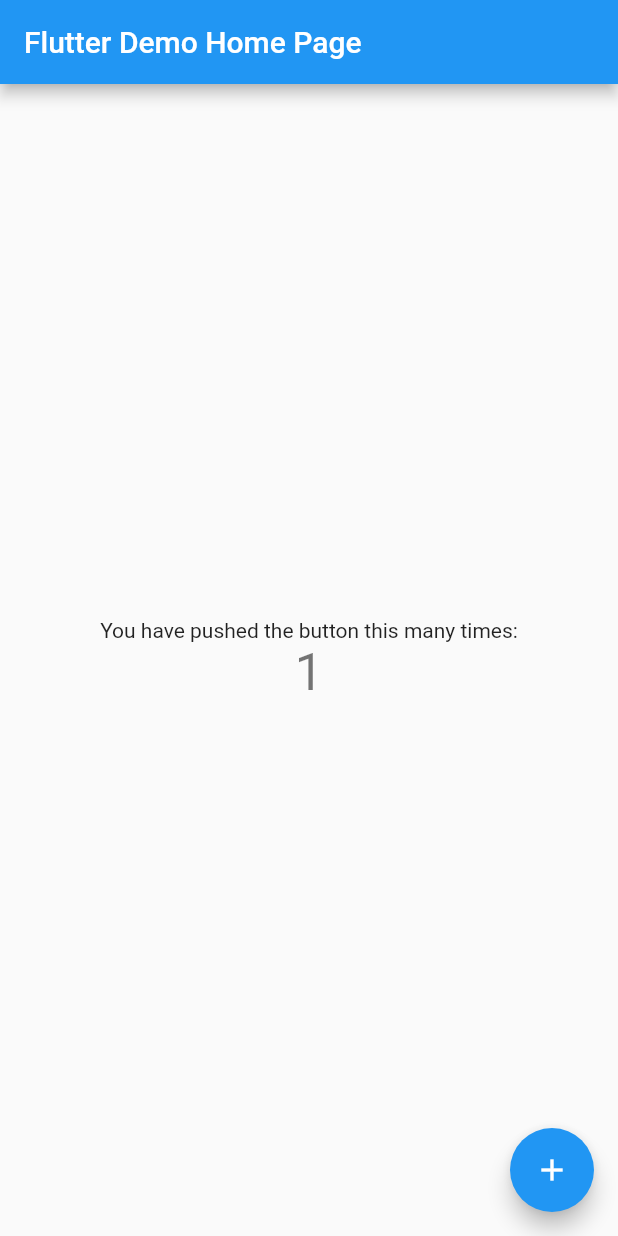
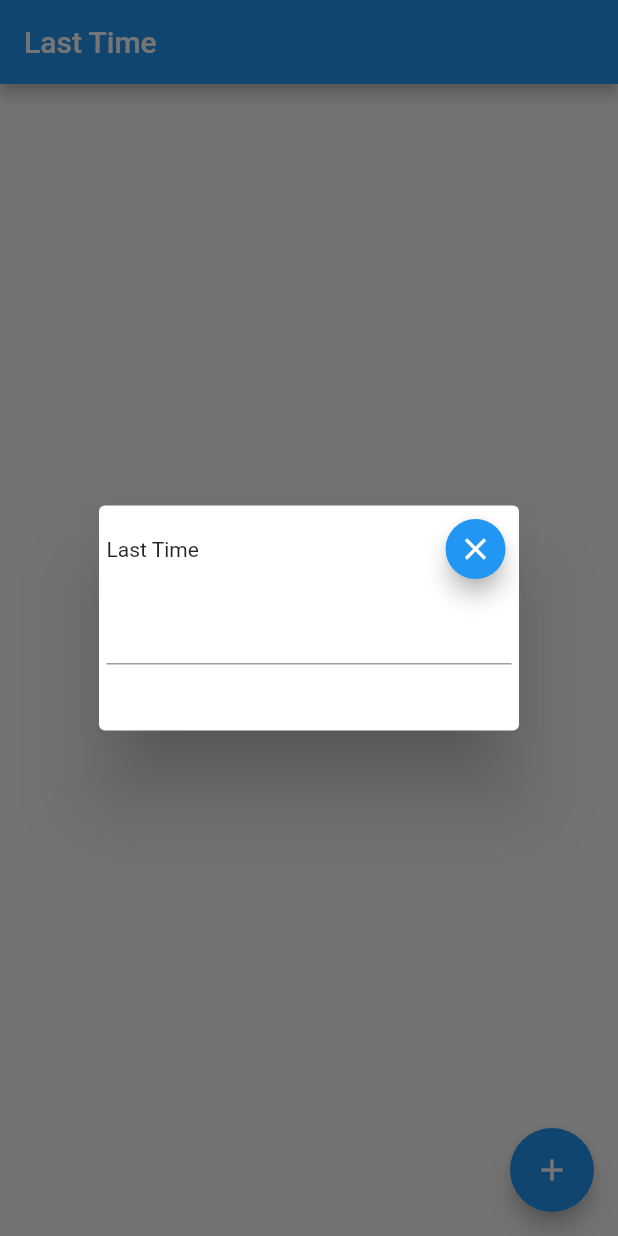
Before and after one commit to passakorn2663/last-time, a Flutter app: the MyHomePage screen opened directly, after a tap on the "add" icon, on a phone screen of 412 x 824 dp. Run offline on Flutter 3.47's test engine with Material 2 defaults, Android fonts, the phone set to English and light mode, and no system bars.

Commit message:
Add last time dialog

```diff
--- a/lib/main.dart
+++ b/lib/main.dart
@@ -1,43 +1,25 @@
 import 'package:flutter/material.dart';
+import 'package:lasttime/widget/new_lasttime.dart';
 
 void main() {
   runApp(MyApp());
 }
 
 class MyApp extends StatelessWidget {
-  // This widget is the root of your application.
   @override
   Widget build(BuildContext context) {
     return MaterialApp(
-      title: 'Flutter Demo',
+      title: 'Last Time',
       theme: ThemeData(
-        // This is the theme of your application.
-        //
-        // Try running your application with "flutter run". You'll see the
-        // application has a blue toolbar. Then, without quitting the app, try
-        // changing the primarySwatch below to Colors.green and then invoke
-        // "hot reload" (press "r" in the console where you ran "flutter run",
-        // or simply save your changes to "hot reload" in a Flutter IDE).
-        // Notice that the counter didn't reset back to zero; the application
-        // is not restarted.
         primarySwatch: Colors.blue,
       ),
-      home: MyHomePage(title: 'Flutter Demo Home Page'),
+      home: MyHomePage(title: 'Last Time'),
     );
   }
 }
 
 class MyHomePage extends StatefulWidget {
   MyHomePage({Key? key, required this.title}) : super(key: key);
-
-  // This widget is the home page of your application. It is stateful, meaning
-  // that it has a State object (defined below) that contains fields that affect
-  // how it looks.
-
-  // This class is the configuration for the state. It holds the values (in this
-  // case the title) provided by the parent (in this case the App widget) and
-  // used by the build method of the State. Fields in a Widget subclass are
-  // always marked "final".
 
   final String title;
 
@@ -46,68 +28,40 @@ class MyHomePage extends StatefulWidget {
 }
 
 class _MyHomePageState extends State<MyHomePage> {
-  int _counter = 0;
-
-  void _incrementCounter() {
-    setState(() {
-      // This call to setState tells the Flutter framework that something has
-      // changed in this State, which causes it to rerun the build method below
-      // so that the display can reflect the updated values. If we changed
-      // _counter without calling setState(), then the build method would not be
-      // called again, and so nothing would appear to happen.
-      _counter++;
-    });
-  }
-
   @override
   Widget build(BuildContext context) {
-    // This method is rerun every time setState is called, for instance as done
-    // by the _incrementCounter method above.
-    //
-    // The Flutter framework has been optimized to make rerunning build methods
-    // fast, so that you can just rebuild anything that needs updating rather
-    // than having to individually change instances of widgets.
     return Scaffold(
       appBar: AppBar(
-        // Here we take the value from the MyHomePage object that was created by
-        // the App.build method, and use it to set our appbar title.
         title: Text(widget.title),
       ),
       body: Center(
-        // Center is a layout widget. It takes a single child and positions it
-        // in the middle of the parent.
         child: Column(
-          // Column is also a layout widget. It takes a list of children and
-          // arranges them vertically. By default, it sizes itself to fit its
-          // children horizontally, and tries to be as tall as its parent.
-          //
-          // Invoke "debug painting" (press "p" in the console, choose the
-          // "Toggle Debug Paint" action from the Flutter Inspector in Android
-          // Studio, or the "Toggle Debug Paint" command in Visual Studio Code)
-          // to see the wireframe for each widget.
-          //
-          // Column has various properties to control how it sizes itself and
-          // how it positions its children. Here we use mainAxisAlignment to
-          // center the children vertically; the main axis here is the vertical
-          // axis because Columns are vertical (the cross axis would be
-          // horizontal).
           mainAxisAlignment: MainAxisAlignment.center,
           children: <Widget>[
             Text(
-              'You have pushed the button this many times:',
+              '',
             ),
-            Text(
-              '$_counter',
-              style: Theme.of(context).textTheme.headline4,
-            ),
+            Text(''),
           ],
         ),
       ),
       floatingActionButton: FloatingActionButton(
-        onPressed: _incrementCounter,
-        tooltip: 'Increment',
+        tooltip: 'Add your last time',
         child: Icon(Icons.add),
-      ), // This trailing comma makes auto-formatting nicer for build methods.
+        onPressed: () {
+          _createLastTime(context);
+        },
+      ),
     );
   }
+
+  _createLastTime(BuildContext context) {
+    showDialog(
+        context: context,
+        builder: (BuildContext context) {
+          return Dialog(
+            child: NewLastTime(),
+          );
+        });
+  }
 }
--- /dev/null
+++ b/lib/widget/new_lasttime.dart
@@ -0,0 +1,43 @@
+import 'package:flutter/cupertino.dart';
+import 'package:flutter/material.dart';
+
+class NewLastTime extends StatefulWidget {
+  @override
+  State<StatefulWidget> createState() {
+    return _NewLastTime();
+  }
+}
+
+class _NewLastTime extends State<NewLastTime> {
+  @override
+  Widget build(BuildContext context) {
+    return Container(
+      height: 150,
+      width: 50,
+      padding: EdgeInsets.all(5.0),
+      child: Column(
+        children: [
+          Row(
+            mainAxisAlignment: MainAxisAlignment.spaceBetween,
+            children: [
+              Text('Last Time'),
+              FloatingActionButton(
+                mini: true,
+                child: Icon(Icons.close),
+                onPressed: () {
+                  Navigator.pop(context);
+                },
+              )
+            ],
+          ),
+          SizedBox(
+            height: 5,
+          ),
+          TextFormField(
+            initialValue: '',
+          )
+        ],
+      ),
+    );
+  }
+}
```
